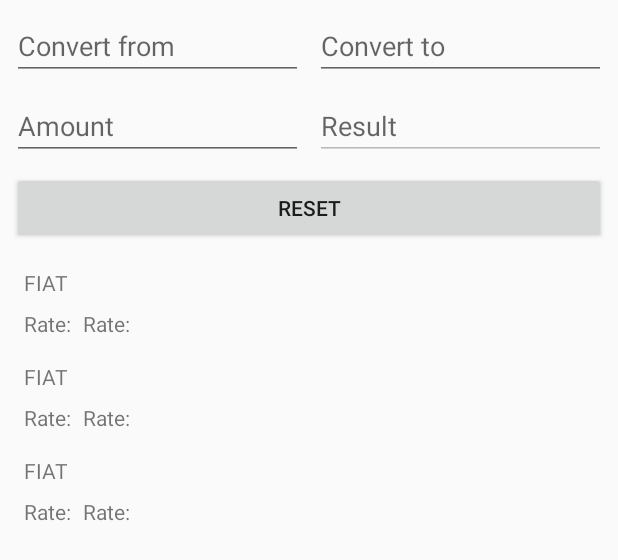
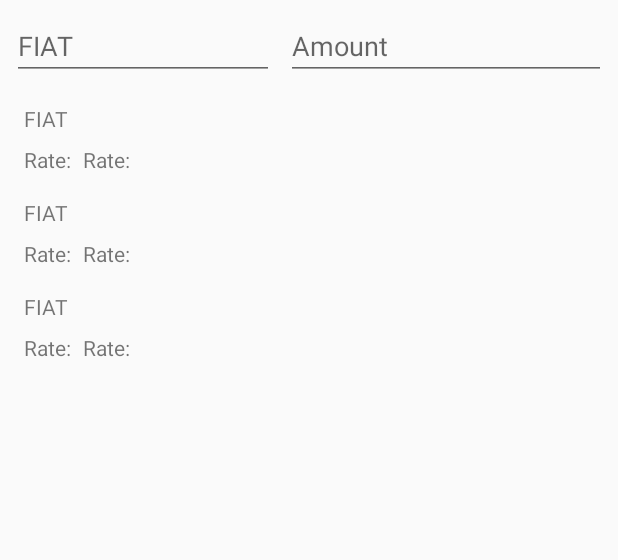
Before and after one commit to androuino/simple_currency_converter, an Android app: the layout fragment_main.xml on its own in the app's theme, with its tools: preview values and no code run, on a phone screen of 412 x 824 dp. Shown: the top 560 px of the screen. Run offline under Robolectric (Android 15) with nearby library versions, the phone set to English and light mode, and no system bars.

Commit message:
simple UI

```diff
--- a/app/src/main/res/layout/fragment_main.xml
+++ b/app/src/main/res/layout/fragment_main.xml
@@ -26,74 +26,37 @@
             app:layout_constraintEnd_toEndOf="parent"
             app:layout_constraintHorizontal_bias="0.0"
             app:layout_constraintStart_toStartOf="parent"
-            app:layout_constraintTop_toBottomOf="@+id/btnReset"
+            app:layout_constraintTop_toBottomOf="@+id/autoCompleteConvert"
             tools:listitem="@layout/rv_currency_items" />
 
         <EditText
             android:id="@+id/etAmount"
+            android:layout_width="wrap_content"
+            android:layout_height="wrap_content"
+            android:layout_marginStart="4dp"
+            android:layout_marginTop="8dp"
+            android:layout_marginEnd="8dp"
+            android:ems="10"
+            android:hint="@string/amount"
+            android:inputType="number|textPersonName"
+            app:layout_constraintEnd_toEndOf="parent"
+            app:layout_constraintStart_toEndOf="@+id/autoCompleteConvert"
+            app:layout_constraintTop_toTopOf="parent" />
+
+        <AutoCompleteTextView
+            android:id="@+id/autoCompleteConvert"
             android:layout_width="0dp"
             android:layout_height="wrap_content"
             android:layout_marginStart="8dp"
             android:layout_marginTop="8dp"
             android:layout_marginEnd="4dp"
-            android:ems="10"
-            android:hint="@string/amount"
-            android:inputType="number|textPersonName"
-            app:layout_constraintEnd_toStartOf="@+id/etResult"
-            app:layout_constraintStart_toStartOf="parent"
-            app:layout_constraintTop_toBottomOf="@+id/autoCompleteConvertFrom" />
-
-        <AutoCompleteTextView
-            android:id="@+id/autoCompleteConvertFrom"
-            android:layout_width="0dp"
-            android:layout_height="wrap_content"
-            android:layout_marginStart="8dp"
-            android:layout_marginEnd="4dp"
             android:completionThreshold="1"
             android:gravity="center_vertical"
-            android:hint="@string/convert_from"
+            android:hint="@string/currency"
             android:inputType="textShortMessage"
-            app:layout_constraintBaseline_toBaselineOf="@+id/autoCompleteConvertTo"
-            app:layout_constraintEnd_toStartOf="@+id/autoCompleteConvertTo"
-            app:layout_constraintStart_toStartOf="parent" />
-
-        <AutoCompleteTextView
-            android:id="@+id/autoCompleteConvertTo"
-            android:layout_width="0dp"
-            android:layout_height="wrap_content"
-            android:layout_marginStart="4dp"
-            android:layout_marginTop="8dp"
-            android:layout_marginEnd="8dp"
-            android:hint="@string/convert_to"
-            app:layout_constraintEnd_toEndOf="parent"
-            app:layout_constraintStart_toEndOf="@+id/autoCompleteConvertFrom"
+            app:layout_constraintEnd_toStartOf="@+id/etAmount"
+            app:layout_constraintStart_toStartOf="parent"
             app:layout_constraintTop_toTopOf="parent" />
 
-        <EditText
-            android:id="@+id/etResult"
-            android:layout_width="0dp"
-            android:layout_height="wrap_content"
-            android:layout_marginStart="4dp"
-            android:layout_marginTop="8dp"
-            android:layout_marginEnd="8dp"
-            android:ems="10"
-            android:enabled="false"
-            android:hint="@string/result"
-            android:inputType="textPersonName"
-            app:layout_constraintEnd_toEndOf="parent"
-            app:layout_constraintStart_toEndOf="@+id/etAmount"
-            app:layout_constraintTop_toBottomOf="@+id/autoCompleteConvertFrom" />
-
-        <Button
-            android:id="@+id/btnReset"
-            android:layout_width="0dp"
-            android:layout_height="wrap_content"
-            android:layout_marginStart="8dp"
-            android:layout_marginTop="8dp"
-            android:layout_marginEnd="8dp"
-            android:text="@string/reset"
-            app:layout_constraintEnd_toEndOf="parent"
-            app:layout_constraintStart_toStartOf="parent"
-            app:layout_constraintTop_toBottomOf="@+id/etAmount" />
     </androidx.constraintlayout.widget.ConstraintLayout>
 </layout>
```
Also changed, not shown: app/src/main/java/com/intellisrc/mobiledeveloperchallenge/ui/main/MainFragment.kt (+2 -18 lines), app/src/main/java/com/intellisrc/mobiledeveloperchallenge/ui/main/adapters/RvCurrencies.kt (+1 -13 lines).
